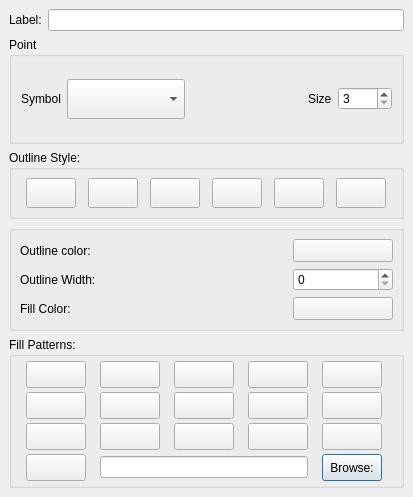
First picture: the form in src/ui/qgssinglesymboldialogbase.ui, repository gopal-bhatt/PIHMgis, before the edit.
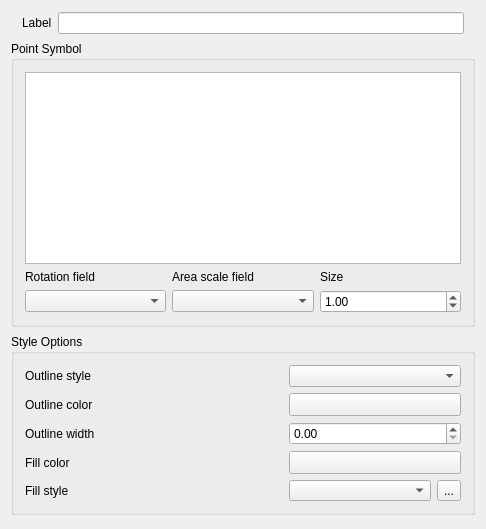
Second picture: the form after the edit. Custom widgets are drawn as their Qt base class.

Patch:
```diff
--- a/src/ui/qgssinglesymboldialogbase.ui
+++ b/src/ui/qgssinglesymboldialogbase.ui
@@ -5,14 +5,12 @@
    <rect>
     <x>0</x>
     <y>0</y>
-    <width>413</width>
-    <height>497</height>
+    <width>486</width>
+    <height>529</height>
    </rect>
   </property>
   <property name="sizePolicy" >
-   <sizepolicy>
-    <hsizetype>3</hsizetype>
-    <vsizetype>5</vsizetype>
+   <sizepolicy vsizetype="Fixed" hsizetype="Fixed" >
     <horstretch>0</horstretch>
     <verstretch>0</verstretch>
    </sizepolicy>
@@ -21,19 +19,22 @@
    <string>Single Symbol</string>
   </property>
   <layout class="QGridLayout" >
-   <property name="margin" >
-    <number>9</number>
-   </property>
-   <property name="spacing" >
+   <property name="verticalSpacing" >
     <number>6</number>
    </property>
    <item row="0" column="0" >
     <layout class="QHBoxLayout" >
-     <property name="margin" >
+     <property name="leftMargin" >
+      <number>11</number>
+     </property>
+     <property name="topMargin" >
       <number>0</number>
      </property>
-     <property name="spacing" >
-      <number>6</number>
+     <property name="rightMargin" >
+      <number>11</number>
+     </property>
+     <property name="bottomMargin" >
+      <number>0</number>
      </property>
      <item>
       <widget class="QLabel" name="mLabel" >
@@ -44,7 +45,7 @@
         </size>
        </property>
        <property name="text" >
-        <string>Label:</string>
+        <string>Label</string>
        </property>
        <property name="buddy" >
         <cstring>mLabelEdit</cstring>
@@ -65,57 +66,65 @@
    </item>
    <item row="1" column="0" >
     <widget class="QGroupBox" name="mGroupPoint" >
+     <property name="sizePolicy" >
+      <sizepolicy vsizetype="Fixed" hsizetype="Expanding" >
+       <horstretch>0</horstretch>
+       <verstretch>0</verstretch>
+      </sizepolicy>
+     </property>
      <property name="title" >
-      <string>Point</string>
+      <string>Point Symbol</string>
      </property>
      <layout class="QGridLayout" >
-      <property name="margin" >
-       <number>9</number>
-      </property>
-      <property name="spacing" >
-       <number>6</number>
-      </property>
-      <item row="0" column="2" >
-       <spacer>
-        <property name="orientation" >
-         <enum>Qt::Horizontal</enum>
+      <item row="0" column="0" colspan="3" >
+       <widget class="QListWidget" name="lstSymbols" >
+        <property name="dragDropMode" >
+         <enum>QAbstractItemView::DragDrop</enum>
         </property>
-        <property name="sizeType" >
-         <enum>QSizePolicy::Expanding</enum>
+        <property name="alternatingRowColors" >
+         <bool>false</bool>
         </property>
-        <property name="sizeHint" >
-         <size>
-          <width>78</width>
-          <height>35</height>
-         </size>
-        </property>
-       </spacer>
-      </item>
-      <item row="0" column="1" >
-       <widget class="QComboBox" name="mPointSymbolComboBox" >
-        <property name="sizePolicy" >
-         <sizepolicy>
-          <hsizetype>7</hsizetype>
-          <vsizetype>7</vsizetype>
-          <horstretch>0</horstretch>
-          <verstretch>0</verstretch>
-         </sizepolicy>
-        </property>
-        <property name="minimumSize" >
+        <property name="iconSize" >
          <size>
           <width>0</width>
-          <height>0</height>
+          <height>-1</height>
          </size>
         </property>
-        <property name="maximumSize" >
-         <size>
-          <width>32767</width>
-          <height>40</height>
-         </size>
+        <property name="resizeMode" >
+         <enum>QListView::Adjust</enum>
         </property>
+        <property name="viewMode" >
+         <enum>QListView::IconMode</enum>
+        </property>
+        <property name="uniformItemSizes" >
+         <bool>true</bool>
+        </property>
+        <property name="wordWrap" >
+         <bool>false</bool>
+        </property>
        </widget>
       </item>
-      <item row="0" column="3" >
+      <item row="1" column="0" >
+       <widget class="QLabel" name="textLabel1_3" >
+        <property name="text" >
+         <string>Rotation field</string>
+        </property>
+        <property name="buddy" >
+         <cstring>mRotationClassificationComboBox</cstring>
+        </property>
+       </widget>
+      </item>
+      <item row="1" column="1" >
+       <widget class="QLabel" name="textLabel9" >
+        <property name="text" >
+         <string>Area scale field</string>
+        </property>
+        <property name="buddy" >
+         <cstring>mScaleClassificationComboBox</cstring>
+        </property>
+       </widget>
+      </item>
+      <item row="1" column="2" >
        <widget class="QLabel" name="textLabel1_2" >
         <property name="text" >
          <string>Size</string>
@@ -125,553 +134,33 @@
         </property>
        </widget>
       </item>
-      <item row="0" column="4" >
-       <widget class="QSpinBox" name="mPointSizeSpinBox" >
-        <property name="maximum" >
-         <number>1000</number>
-        </property>
-        <property name="minimum" >
-         <number>3</number>
-        </property>
-        <property name="singleStep" >
-         <number>1</number>
-        </property>
-        <property name="value" >
-         <number>3</number>
-        </property>
-       </widget>
-      </item>
-      <item row="0" column="0" >
-       <widget class="QLabel" name="textLabel1" >
-        <property name="sizePolicy" >
-         <sizepolicy>
-          <hsizetype>5</hsizetype>
-          <vsizetype>1</vsizetype>
-          <horstretch>0</horstretch>
-          <verstretch>0</verstretch>
-         </sizepolicy>
-        </property>
-        <property name="text" >
-         <string>Symbol</string>
-        </property>
-        <property name="buddy" >
-         <cstring>mPointSymbolComboBox</cstring>
-        </property>
-       </widget>
-      </item>
-     </layout>
-    </widget>
-   </item>
-   <item row="4" column="0" >
-    <widget class="QGroupBox" name="grpPattern" >
-     <property name="title" >
-      <string>Fill Patterns:</string>
-     </property>
-     <layout class="QGridLayout" >
-      <property name="margin" >
-       <number>4</number>
-      </property>
-      <property name="spacing" >
-       <number>4</number>
-      </property>
-      <item row="1" column="1" >
-       <widget class="QToolButton" name="dense5" >
-        <property name="maximumSize" >
-         <size>
-          <width>60</width>
-          <height>30</height>
-         </size>
-        </property>
-        <property name="text" >
-         <string/>
-        </property>
-        <property name="iconSize" >
-         <size>
-          <width>50</width>
-          <height>20</height>
-         </size>
-        </property>
-        <property name="checkable" >
-         <bool>true</bool>
-        </property>
-        <property name="autoExclusive" >
-         <bool>true</bool>
-        </property>
-       </widget>
-      </item>
-      <item row="0" column="2" >
-       <widget class="QToolButton" name="dense4" >
-        <property name="maximumSize" >
-         <size>
-          <width>60</width>
-          <height>30</height>
-         </size>
-        </property>
-        <property name="text" >
-         <string/>
-        </property>
-        <property name="iconSize" >
-         <size>
-          <width>50</width>
-          <height>20</height>
-         </size>
-        </property>
-        <property name="checkable" >
-         <bool>true</bool>
-        </property>
-        <property name="autoExclusive" >
-         <bool>true</bool>
-        </property>
-       </widget>
-      </item>
-      <item row="0" column="0" >
-       <widget class="QToolButton" name="solid" >
-        <property name="maximumSize" >
-         <size>
-          <width>60</width>
-          <height>30</height>
-         </size>
-        </property>
-        <property name="text" >
-         <string/>
-        </property>
-        <property name="iconSize" >
-         <size>
-          <width>50</width>
-          <height>20</height>
-         </size>
-        </property>
-        <property name="checkable" >
-         <bool>true</bool>
-        </property>
-        <property name="autoExclusive" >
-         <bool>true</bool>
-        </property>
-       </widget>
-      </item>
-      <item row="0" column="1" >
-       <widget class="QToolButton" name="fdiag" >
-        <property name="maximumSize" >
-         <size>
-          <width>60</width>
-          <height>30</height>
-         </size>
-        </property>
-        <property name="text" >
-         <string/>
-        </property>
-        <property name="iconSize" >
-         <size>
-          <width>50</width>
-          <height>20</height>
-         </size>
-        </property>
-        <property name="checkable" >
-         <bool>true</bool>
-        </property>
-        <property name="autoExclusive" >
-         <bool>true</bool>
-        </property>
-       </widget>
-      </item>
-      <item row="0" column="3" >
-       <widget class="QToolButton" name="horizontal" >
-        <property name="maximumSize" >
-         <size>
-          <width>60</width>
-          <height>30</height>
-         </size>
-        </property>
-        <property name="text" >
-         <string/>
-        </property>
-        <property name="iconSize" >
-         <size>
-          <width>50</width>
-          <height>20</height>
-         </size>
-        </property>
-        <property name="checkable" >
-         <bool>true</bool>
-        </property>
-        <property name="autoExclusive" >
-         <bool>true</bool>
-        </property>
-       </widget>
-      </item>
-      <item row="1" column="0" >
-       <widget class="QToolButton" name="diagcross" >
-        <property name="maximumSize" >
-         <size>
-          <width>60</width>
-          <height>30</height>
-         </size>
-        </property>
-        <property name="text" >
-         <string/>
-        </property>
-        <property name="iconSize" >
-         <size>
-          <width>50</width>
-          <height>20</height>
-         </size>
-        </property>
-        <property name="checkable" >
-         <bool>true</bool>
-        </property>
-        <property name="autoExclusive" >
-         <bool>true</bool>
-        </property>
-       </widget>
-      </item>
-      <item row="0" column="4" >
-       <widget class="QToolButton" name="bdiag" >
-        <property name="sizePolicy" >
-         <sizepolicy>
-          <hsizetype>1</hsizetype>
-          <vsizetype>1</vsizetype>
-          <horstretch>0</horstretch>
-          <verstretch>0</verstretch>
-         </sizepolicy>
-        </property>
+      <item row="2" column="0" >
+       <widget class="QComboBox" name="mRotationClassificationComboBox" >
         <property name="minimumSize" >
          <size>
           <width>0</width>
-          <height>0</height>
-         </size>
-        </property>
-        <property name="maximumSize" >
-         <size>
-          <width>60</width>
-          <height>30</height>
-         </size>
-        </property>
-        <property name="text" >
-         <string/>
-        </property>
-        <property name="iconSize" >
-         <size>
-          <width>50</width>
           <height>20</height>
          </size>
         </property>
-        <property name="checkable" >
-         <bool>true</bool>
-        </property>
-        <property name="autoExclusive" >
-         <bool>true</bool>
-        </property>
        </widget>
       </item>
       <item row="2" column="1" >
-       <widget class="QToolButton" name="cross" >
-        <property name="sizePolicy" >
-         <sizepolicy>
-          <hsizetype>5</hsizetype>
-          <vsizetype>5</vsizetype>
-          <horstretch>0</horstretch>
-          <verstretch>0</verstretch>
-         </sizepolicy>
-        </property>
-        <property name="maximumSize" >
-         <size>
-          <width>60</width>
-          <height>30</height>
-         </size>
-        </property>
-        <property name="text" >
-         <string/>
-        </property>
-        <property name="iconSize" >
-         <size>
-          <width>50</width>
-          <height>20</height>
-         </size>
-        </property>
-        <property name="checkable" >
-         <bool>true</bool>
-        </property>
-        <property name="autoExclusive" >
-         <bool>true</bool>
-        </property>
-       </widget>
-      </item>
-      <item row="1" column="2" >
-       <widget class="QToolButton" name="vertical" >
-        <property name="maximumSize" >
-         <size>
-          <width>60</width>
-          <height>30</height>
-         </size>
-        </property>
-        <property name="text" >
-         <string/>
-        </property>
-        <property name="iconSize" >
-         <size>
-          <width>50</width>
-          <height>20</height>
-         </size>
-        </property>
-        <property name="checkable" >
-         <bool>true</bool>
-        </property>
-        <property name="autoExclusive" >
-         <bool>true</bool>
-        </property>
-       </widget>
-      </item>
-      <item row="1" column="3" >
-       <widget class="QToolButton" name="dense1" >
-        <property name="maximumSize" >
-         <size>
-          <width>60</width>
-          <height>30</height>
-         </size>
-        </property>
-        <property name="text" >
-         <string/>
-        </property>
-        <property name="iconSize" >
-         <size>
-          <width>50</width>
-          <height>20</height>
-         </size>
-        </property>
-        <property name="checkable" >
-         <bool>true</bool>
-        </property>
-        <property name="autoExclusive" >
-         <bool>true</bool>
-        </property>
-       </widget>
-      </item>
-      <item row="1" column="4" >
-       <widget class="QToolButton" name="dense3" >
-        <property name="sizePolicy" >
-         <sizepolicy>
-          <hsizetype>5</hsizetype>
-          <vsizetype>5</vsizetype>
-          <horstretch>0</horstretch>
-          <verstretch>0</verstretch>
-         </sizepolicy>
-        </property>
+       <widget class="QComboBox" name="mScaleClassificationComboBox" >
         <property name="minimumSize" >
          <size>
           <width>0</width>
-          <height>0</height>
-         </size>
-        </property>
-        <property name="maximumSize" >
-         <size>
-          <width>60</width>
-          <height>30</height>
-         </size>
-        </property>
-        <property name="text" >
-         <string/>
-        </property>
-        <property name="iconSize" >
-         <size>
-          <width>50</width>
           <height>20</height>
          </size>
         </property>
-        <property name="checkable" >
-         <bool>true</bool>
-        </property>
-        <property name="autoExclusive" >
-         <bool>true</bool>
-        </property>
        </widget>
       </item>
       <item row="2" column="2" >
-       <widget class="QToolButton" name="dense2" >
-        <property name="sizePolicy" >
-         <sizepolicy>
-          <hsizetype>5</hsizetype>
-          <vsizetype>5</vsizetype>
-          <horstretch>0</horstretch>
-          <verstretch>0</verstretch>
-         </sizepolicy>
+       <widget class="QDoubleSpinBox" name="mPointSizeSpinBox" >
+        <property name="singleStep" >
+         <double>0.100000000000000</double>
         </property>
-        <property name="maximumSize" >
-         <size>
-          <width>60</width>
-          <height>30</height>
-         </size>
-        </property>
-        <property name="text" >
-         <string/>
-        </property>
-        <property name="iconSize" >
-         <size>
-          <width>50</width>
-          <height>20</height>
-         </size>
-        </property>
-        <property name="checkable" >
-         <bool>true</bool>
-        </property>
-        <property name="autoExclusive" >
-         <bool>true</bool>
-        </property>
-       </widget>
-      </item>
-      <item row="2" column="4" >
-       <widget class="QToolButton" name="nopen" >
-        <property name="sizePolicy" >
-         <sizepolicy>
-          <hsizetype>5</hsizetype>
-          <vsizetype>5</vsizetype>
-          <horstretch>0</horstretch>
-          <verstretch>0</verstretch>
-         </sizepolicy>
-        </property>
-        <property name="minimumSize" >
-         <size>
-          <width>0</width>
-          <height>0</height>
-         </size>
-        </property>
-        <property name="maximumSize" >
-         <size>
-          <width>60</width>
-          <height>30</height>
-         </size>
-        </property>
-        <property name="toolTip" >
-         <string>No Fill</string>
-        </property>
-        <property name="text" >
-         <string/>
-        </property>
-        <property name="iconSize" >
-         <size>
-          <width>50</width>
-          <height>20</height>
-         </size>
-        </property>
-        <property name="checkable" >
-         <bool>true</bool>
-        </property>
-        <property name="autoExclusive" >
-         <bool>true</bool>
-        </property>
-       </widget>
-      </item>
-      <item row="2" column="0" >
-       <widget class="QToolButton" name="dense6" >
-        <property name="sizePolicy" >
-         <sizepolicy>
-          <hsizetype>5</hsizetype>
-          <vsizetype>5</vsizetype>
-          <horstretch>0</horstretch>
-          <verstretch>0</verstretch>
-         </sizepolicy>
-        </property>
-        <property name="maximumSize" >
-         <size>
-          <width>60</width>
-          <height>30</height>
-         </size>
-        </property>
-        <property name="text" >
-         <string/>
-        </property>
-        <property name="iconSize" >
-         <size>
-          <width>50</width>
-          <height>20</height>
-         </size>
-        </property>
-        <property name="checkable" >
-         <bool>true</bool>
-        </property>
-        <property name="autoExclusive" >
-         <bool>true</bool>
-        </property>
-       </widget>
-      </item>
-      <item row="2" column="3" >
-       <widget class="QToolButton" name="dense7" >
-        <property name="sizePolicy" >
-         <sizepolicy>
-          <hsizetype>5</hsizetype>
-          <vsizetype>5</vsizetype>
-          <horstretch>0</horstretch>
-          <verstretch>0</verstretch>
-         </sizepolicy>
-        </property>
-        <property name="maximumSize" >
-         <size>
-          <width>60</width>
-          <height>30</height>
-         </size>
-        </property>
-        <property name="text" >
-         <string/>
-        </property>
-        <property name="iconSize" >
-         <size>
-          <width>50</width>
-          <height>20</height>
-         </size>
-        </property>
-        <property name="checkable" >
-         <bool>true</bool>
-        </property>
-        <property name="autoExclusive" >
-         <bool>true</bool>
-        </property>
-       </widget>
-      </item>
-      <item row="3" column="1" colspan="3" >
-       <widget class="QLineEdit" name="textureFilePath" />
-      </item>
-      <item row="3" column="4" >
-       <widget class="QPushButton" name="textureSelect" >
-        <property name="maximumSize" >
-         <size>
-          <width>60</width>
-          <height>30</height>
-         </size>
-        </property>
-        <property name="text" >
-         <string>Browse:</string>
-        </property>
-       </widget>
-      </item>
-      <item row="3" column="0" >
-       <widget class="QToolButton" name="texture" >
-        <property name="sizePolicy" >
-         <sizepolicy>
-          <hsizetype>5</hsizetype>
-          <vsizetype>5</vsizetype>
-          <horstretch>0</horstretch>
-          <verstretch>0</verstretch>
-         </sizepolicy>
-        </property>
-        <property name="maximumSize" >
-         <size>
-          <width>60</width>
-          <height>30</height>
-         </size>
-        </property>
-        <property name="text" >
-         <string/>
-        </property>
-        <property name="iconSize" >
-         <size>
-          <width>50</width>
-          <height>20</height>
-         </size>
-        </property>
-        <property name="checkable" >
-         <bool>true</bool>
-        </property>
-        <property name="autoExclusive" >
-         <bool>true</bool>
+        <property name="value" >
+         <double>1.000000000000000</double>
         </property>
        </widget>
       </item>
@@ -679,248 +168,77 @@
     </widget>
    </item>
    <item row="2" column="0" >
-    <widget class="QGroupBox" name="groupBox_2" >
-     <property name="title" >
-      <string>Outline Style:</string>
-     </property>
-     <layout class="QGridLayout" >
-      <property name="margin" >
-       <number>8</number>
-      </property>
-      <property name="spacing" >
-       <number>6</number>
-      </property>
-      <item row="0" column="2" >
-       <widget class="QToolButton" name="pbnLineDashDot" >
-        <property name="maximumSize" >
-         <size>
-          <width>50</width>
-          <height>30</height>
-         </size>
-        </property>
-        <property name="text" >
-         <string/>
-        </property>
-        <property name="iconSize" >
-         <size>
-          <width>60</width>
-          <height>26</height>
-         </size>
-        </property>
-        <property name="checkable" >
-         <bool>true</bool>
-        </property>
-        <property name="autoExclusive" >
-         <bool>true</bool>
-        </property>
-       </widget>
-      </item>
-      <item row="0" column="4" >
-       <widget class="QToolButton" name="pbnLineDashDotDot" >
-        <property name="maximumSize" >
-         <size>
-          <width>50</width>
-          <height>30</height>
-         </size>
-        </property>
-        <property name="text" >
-         <string/>
-        </property>
-        <property name="iconSize" >
-         <size>
-          <width>60</width>
-          <height>26</height>
-         </size>
-        </property>
-        <property name="checkable" >
-         <bool>true</bool>
-        </property>
-        <property name="autoExclusive" >
-         <bool>true</bool>
-        </property>
-       </widget>
-      </item>
-      <item row="0" column="0" >
-       <widget class="QToolButton" name="pbnLineSolid" >
-        <property name="maximumSize" >
-         <size>
-          <width>50</width>
-          <height>30</height>
-         </size>
-        </property>
-        <property name="text" >
-         <string/>
-        </property>
-        <property name="iconSize" >
-         <size>
-          <width>60</width>
-          <height>26</height>
-         </size>
-        </property>
-        <property name="checkable" >
-         <bool>true</bool>
-        </property>
-        <property name="autoExclusive" >
-         <bool>true</bool>
-        </property>
-       </widget>
-      </item>
-      <item row="0" column="3" >
-       <widget class="QToolButton" name="pbnLineDash" >
-        <property name="maximumSize" >
-         <size>
-          <width>50</width>
-          <height>30</height>
-         </size>
-        </property>
-        <property name="text" >
-         <string/>
-        </property>
-        <property name="iconSize" >
-         <size>
-          <width>60</width>
-          <height>26</height>
-         </size>
-        </property>
-        <property name="checkable" >
-         <bool>true</bool>
-        </property>
-        <property name="autoExclusive" >
-         <bool>true</bool>
-        </property>
-       </widget>
-      </item>
-      <item row="0" column="1" >
-       <widget class="QToolButton" name="pbnLineDot" >
-        <property name="maximumSize" >
-         <size>
-          <width>50</width>
-          <height>30</height>
-         </size>
-        </property>
-        <property name="text" >
-         <string/>
-        </property>
-        <property name="iconSize" >
-         <size>
-          <width>60</width>
-          <height>26</height>
-         </size>
-        </property>
-        <property name="checkable" >
-         <bool>true</bool>
-        </property>
-        <property name="autoExclusive" >
-         <bool>true</bool>
-        </property>
-       </widget>
-      </item>
-      <item row="0" column="5" >
-       <widget class="QToolButton" name="pbnLineNoPen" >
-        <property name="maximumSize" >
-         <size>
-          <width>50</width>
-          <height>30</height>
-         </size>
-        </property>
-        <property name="text" >
-         <string/>
-        </property>
-        <property name="iconSize" >
-         <size>
-          <width>60</width>
-          <height>26</height>
-         </size>
-        </property>
-        <property name="checkable" >
-         <bool>true</bool>
-        </property>
-        <property name="autoExclusive" >
-         <bool>true</bool>
-        </property>
-       </widget>
-      </item>
-     </layout>
-    </widget>
-   </item>
-   <item row="3" column="0" >
     <widget class="QGroupBox" name="groupBox_3" >
+     <property name="sizePolicy" >
+      <sizepolicy vsizetype="Fixed" hsizetype="Expanding" >
+       <horstretch>0</horstretch>
+       <verstretch>0</verstretch>
+      </sizepolicy>
+     </property>
      <property name="title" >
-      <string/>
+      <string>Style Options</string>
      </property>
      <layout class="QGridLayout" >
-      <property name="margin" >
-       <number>8</number>
-      </property>
-      <property name="spacing" >
-       <number>6</number>
-      </property>
-      <item row="1" column="2" >
-       <spacer>
-        <property name="orientation" >
-         <enum>Qt::Horizontal</enum>
+      <item row="0" column="0" >
+       <widget class="QLabel" name="outlinecolorlabel_2" >
+        <property name="text" >
+         <string>Outline style</string>
         </property>
-        <property name="sizeType" >
-         <enum>QSizePolicy::Expanding</enum>
+        <property name="buddy" >
+         <cstring>cboOutlineStyle</cstring>
         </property>
-        <property name="sizeHint" >
-         <size>
-          <width>201</width>
-          <height>16</height>
-         </size>
-        </property>
-       </spacer>
+       </widget>
       </item>
-      <item row="1" column="3" >
-       <widget class="QSpinBox" name="outlinewidthspinbox" >
+      <item row="0" column="1" >
+       <widget class="QComboBox" name="cboOutlineStyle" >
         <property name="sizePolicy" >
-         <sizepolicy>
-          <hsizetype>4</hsizetype>
-          <vsizetype>0</vsizetype>
+         <sizepolicy vsizetype="Fixed" hsizetype="Expanding" >
           <horstretch>0</horstretch>
           <verstretch>0</verstretch>
          </sizepolicy>
         </property>
+        <property name="minimumSize" >
+         <size>
+          <width>0</width>
+          <height>20</height>
+         </size>
+        </property>
         <property name="maximumSize" >
          <size>
-          <width>100</width>
-          <height>32767</height>
+          <width>172</width>
+          <height>16777215</height>
          </size>
         </property>
-        <property name="minimum" >
-         <number>0</number>
-        </property>
        </widget>
       </item>
-      <item row="1" column="0" colspan="2" >
-       <widget class="QLabel" name="outlinewidthlabel" >
+      <item row="1" column="0" >
+       <widget class="QLabel" name="outlinecolorlabel" >
         <property name="text" >
-         <string>Outline Width:</string>
+         <string>Outline color</string>
         </property>
         <property name="buddy" >
          <cstring>outlinewidthspinbox</cstring>
         </property>
        </widget>
       </item>
-      <item row="0" column="3" >
+      <item row="1" column="1" >
        <widget class="QgsColorButton" name="btnOutlineColor" >
+        <property name="sizePolicy" >
+         <sizepolicy vsizetype="Fixed" hsizetype="Expanding" >
+          <horstretch>0</horstretch>
+          <verstretch>0</verstretch>
+         </sizepolicy>
+        </property>
         <property name="minimumSize" >
          <size>
-          <width>100</width>
-          <height>0</height>
+          <width>172</width>
+          <height>20</height>
          </size>
         </property>
-        <property name="text" >
-         <string/>
-        </property>
-       </widget>
-      </item>
-      <item row="2" column="3" >
-       <widget class="QgsColorButton" name="btnFillColor" >
-        <property name="minimumSize" >
+        <property name="maximumSize" >
          <size>
-          <width>100</width>
-          <height>0</height>
+          <width>136</width>
+          <height>16777215</height>
          </size>
         </property>
         <property name="text" >
@@ -928,57 +246,103 @@
         </property>
        </widget>
       </item>
-      <item row="2" column="1" colspan="2" >
-       <spacer>
-        <property name="orientation" >
-         <enum>Qt::Horizontal</enum>
-        </property>
-        <property name="sizeType" >
-         <enum>QSizePolicy::Expanding</enum>
-        </property>
-        <property name="sizeHint" >
-         <size>
-          <width>138</width>
-          <height>16</height>
-         </size>
-        </property>
-       </spacer>
-      </item>
       <item row="2" column="0" >
+       <widget class="QLabel" name="outlinewidthlabel" >
+        <property name="text" >
+         <string>Outline width</string>
+        </property>
+       </widget>
+      </item>
+      <item row="2" column="1" >
+       <widget class="QDoubleSpinBox" name="outlinewidthspinbox" >
+        <property name="minimumSize" >
+         <size>
+          <width>0</width>
+          <height>20</height>
+         </size>
+        </property>
+        <property name="maximumSize" >
+         <size>
+          <width>172</width>
+          <height>16777215</height>
+         </size>
+        </property>
+        <property name="singleStep" >
+         <double>0.100000000000000</double>
+        </property>
+       </widget>
+      </item>
+      <item row="3" column="0" >
        <widget class="QLabel" name="fillcolorlabel" >
         <property name="text" >
-         <string>Fill Color:</string>
+         <string>Fill color</string>
         </property>
         <property name="buddy" >
          <cstring>btnFillColor</cstring>
         </property>
        </widget>
       </item>
-      <item row="0" column="0" colspan="2" >
-       <widget class="QLabel" name="outlinecolorlabel" >
+      <item row="3" column="1" >
+       <widget class="QgsColorButton" name="btnFillColor" >
+        <property name="sizePolicy" >
+         <sizepolicy vsizetype="Fixed" hsizetype="Expanding" >
+          <horstretch>0</horstretch>
+          <verstretch>0</verstretch>
+         </sizepolicy>
+        </property>
+        <property name="minimumSize" >
+         <size>
+          <width>100</width>
+          <height>20</height>
+         </size>
+        </property>
+        <property name="maximumSize" >
+         <size>
+          <width>172</width>
+          <height>16777215</height>
+         </size>
+        </property>
         <property name="text" >
-         <string>Outline color:</string>
+         <string/>
+        </property>
+       </widget>
+      </item>
+      <item row="4" column="0" >
+       <widget class="QLabel" name="fillcolorlabel_2" >
+        <property name="text" >
+         <string>Fill style</string>
         </property>
         <property name="buddy" >
          <cstring>btnOutlineColor</cstring>
         </property>
        </widget>
       </item>
-      <item row="0" column="2" >
-       <spacer>
-        <property name="orientation" >
-         <enum>Qt::Horizontal</enum>
-        </property>
-        <property name="sizeType" >
-         <enum>QSizePolicy::Expanding</enum>
-        </property>
-        <property name="sizeHint" >
-         <size>
-          <width>116</width>
-          <height>16</height>
-         </size>
-        </property>
-       </spacer>
+      <item row="4" column="1" >
+       <layout class="QHBoxLayout" >
+        <item>
+         <widget class="QComboBox" name="cboFillStyle" >
+          <property name="minimumSize" >
+           <size>
+            <width>0</width>
+            <height>20</height>
+           </size>
+          </property>
+          <property name="maximumSize" >
+           <size>
+            <width>142</width>
+            <height>16777215</height>
+           </size>
+          </property>
+         </widget>
+        </item>
+        <item>
+         <widget class="QToolButton" name="toolSelectTexture" >
+          <property name="text" >
+           <string>...</string>
+          </property>
+         </widget>
+        </item>
+       </layout>
       </item>
      </layout>
     </widget>
```
Left out of the diff: 36 changed lines with no effect on the pictures.
